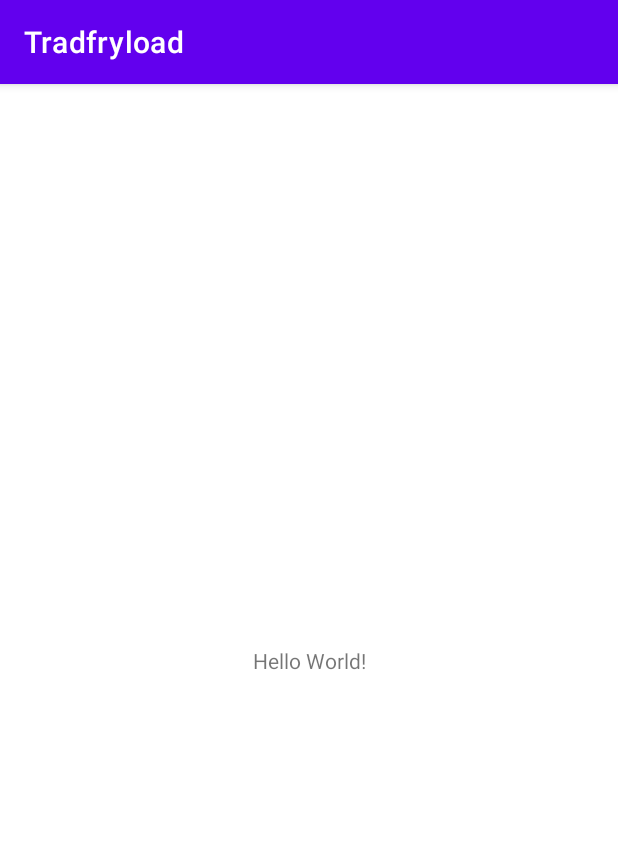
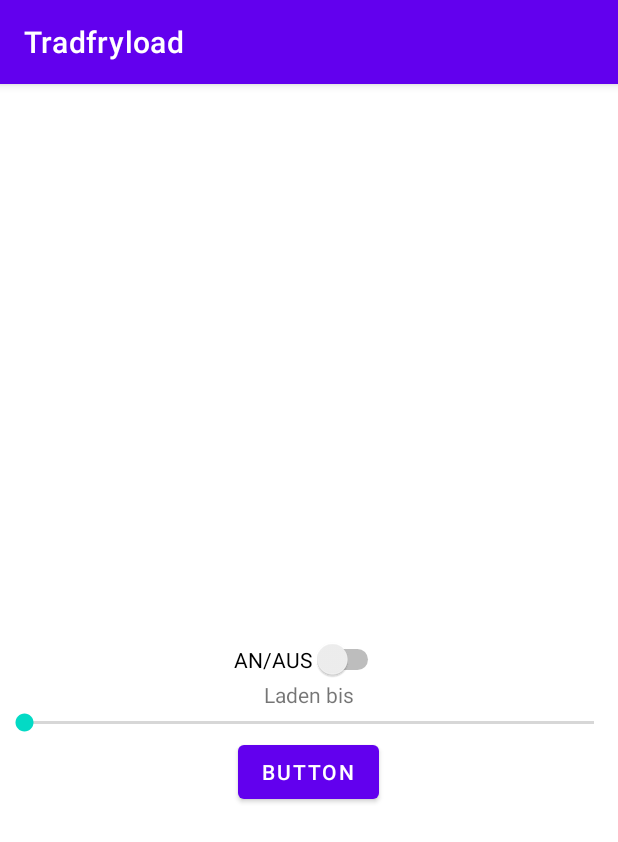
Before and after one commit to comlit/Tradfryload, an Android app: the screen it shows after launch (MainActivity), on a phone screen of 412 x 824 dp. Shown: the top 842 px of the screen. Run offline under Robolectric (Android 15) with nearby library versions, the phone set to English and light mode, and no system bars; libraries missing offline, so code that uses them is left out: nl.stijngroenen.tradfri; 2 statements that could not run were skipped.

Commit message:
added basic layout added tradfry backend added shared prefs

```diff
--- a/app/src/main/java/com/lit/tradfryload/MainActivity.java
+++ b/app/src/main/java/com/lit/tradfryload/MainActivity.java
@@ -2,13 +2,56 @@ package com.lit.tradfryload;
 
 import androidx.appcompat.app.AppCompatActivity;
 
+import android.content.SharedPreferences;
 import android.os.Bundle;
+import android.view.View;
+import android.widget.Button;
 
-public class MainActivity extends AppCompatActivity {
+import java.io.FileNotFoundException;
+
+import nl.stijngroenen.tradfri.device.Device;
+import nl.stijngroenen.tradfri.device.Gateway;
+import nl.stijngroenen.tradfri.util.Credentials;
+
+public class MainActivity extends AppCompatActivity
+{
+    Button testbtn;
+    SharedPreferences prefs;
+    Credentials creds;
+    Gateway gateway;
 
     @Override
-    protected void onCreate(Bundle savedInstanceState) {
+    protected void onCreate(Bundle savedInstanceState)
+    {
         super.onCreate(savedInstanceState);
         setContentView(R.layout.activity_main);
+        testbtn = findViewById(R.id.button);
+
+        prefs = getSharedPreferences("prefs", MODE_PRIVATE);
+        creds = new Credentials(prefs.getString("identity", null), prefs.getString("key", null));
+        if(creds.getIdentity() == null || creds.getKey() == null)
+        {
+            try {
+                creds = Tradfry.newCreds();
+            } catch (FileNotFoundException e) {
+                e.printStackTrace();
+            }
+            SharedPreferences.Editor editor = prefs.edit();
+            editor.putString("identity", creds.getIdentity());
+            editor.putString("key", creds.getKey());
+            editor.apply();
+        }
+
+        testbtn.setOnClickListener(new View.OnClickListener() {
+            @Override
+            public void onClick(View v)
+            {
+                gateway.connect(creds);
+                gateway.getDevices();
+                System.out.println("DeviceNames:");
+                for(Device dev: gateway.getDevices())
+                    System.out.println(dev.getName());
+            }
+        });
     }
 }
--- a/app/src/main/res/layout/activity_main.xml
+++ b/app/src/main/res/layout/activity_main.xml
@@ -1,18 +1,42 @@
 <?xml version="1.0" encoding="utf-8"?>
-<androidx.constraintlayout.widget.ConstraintLayout xmlns:android="http://schemas.android.com/apk/res/android"
+<RelativeLayout xmlns:android="http://schemas.android.com/apk/res/android"
     xmlns:app="http://schemas.android.com/apk/res-auto"
     xmlns:tools="http://schemas.android.com/tools"
     android:layout_width="match_parent"
     android:layout_height="match_parent"
     tools:context=".MainActivity">
 
-    <TextView
+    <Switch
+        android:id="@+id/switch2"
         android:layout_width="wrap_content"
         android:layout_height="wrap_content"
-        android:text="Hello World!"
-        app:layout_constraintBottom_toBottomOf="parent"
-        app:layout_constraintLeft_toLeftOf="parent"
-        app:layout_constraintRight_toRightOf="parent"
-        app:layout_constraintTop_toTopOf="parent" />
+        android:text="AN/AUS"
+        android:layout_centerHorizontal="true"
+        android:layout_centerVertical="true"/>
 
-</androidx.constraintlayout.widget.ConstraintLayout>
+    <TextView
+        android:id="@+id/textView2"
+        android:layout_width="wrap_content"
+        android:layout_height="wrap_content"
+        android:text="Laden bis"
+        android:layout_below="@id/switch2"
+        android:layout_centerHorizontal="true"/>
+
+    <SeekBar
+        android:id="@+id/seekBar"
+        android:layout_width="match_parent"
+        android:layout_height="wrap_content"
+        android:layout_below="@id/textView2"
+        android:layout_centerHorizontal="true"
+        android:paddingHorizontal="20dp"
+        />
+
+    <Button
+        android:id="@+id/button"
+        android:layout_width="wrap_content"
+        android:layout_height="wrap_content"
+        android:text="Button"
+        android:layout_below="@id/seekBar"
+        android:layout_centerHorizontal="true"/>
+
+</RelativeLayout>
```
Also changed, not shown: app/build.gradle (+12 -0 lines), app/src/main/java/com/lit/tradfryload/Tradfry.java (added, +71 -0 lines).
